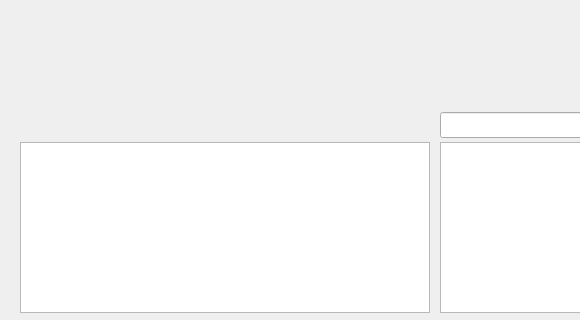
Qt form viewer/grid_viewer_mainwindow.ui (nithins/mscomplex-3d) before a commit; both pictures show x 0 to 580 and y 508 to 828 of the 817 by 828 pixel window.
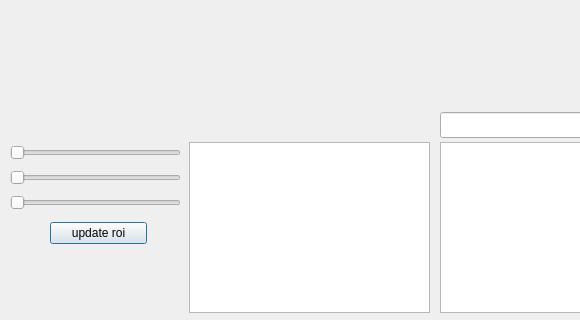
The same form after that commit. Custom widgets are drawn as their Qt base class.

Diff of the .ui file:
```diff
--- a/viewer/grid_viewer_mainwindow.ui
+++ b/viewer/grid_viewer_mainwindow.ui
@@ -32,9 +32,9 @@
   <widget class="QTableView" name="datapiece_view">
    <property name="geometry">
     <rect>
-     <x>20</x>
+     <x>189</x>
      <y>650</y>
-     <width>410</width>
+     <width>241</width>
      <height>171</height>
     </rect>
    </property>
@@ -128,7 +128,111 @@
     <bool>false</bool>
    </property>
   </widget>
+  <widget class="QxtSpanSlider" name="xroi_spanslider">
+   <property name="geometry">
+    <rect>
+     <x>10</x>
+     <y>650</y>
+     <width>171</width>
+     <height>21</height>
+    </rect>
+   </property>
+   <property name="orientation">
+    <enum>Qt::Horizontal</enum>
+   </property>
+   <property name="tickPosition">
+    <enum>QSlider::NoTicks</enum>
+   </property>
+   <property name="lowerValue">
+    <number>0</number>
+   </property>
+   <property name="upperValue">
+    <number>99</number>
+   </property>
+   <property name="upperPosition">
+    <number>99</number>
+   </property>
+   <property name="handleMovementMode">
+    <enum>QxtSpanSlider::NoOverlapping</enum>
+   </property>
+  </widget>
+  <widget class="QxtSpanSlider" name="yroi_spanslider">
+   <property name="geometry">
+    <rect>
+     <x>10</x>
+     <y>675</y>
+     <width>171</width>
+     <height>21</height>
+    </rect>
+   </property>
+   <property name="orientation">
+    <enum>Qt::Horizontal</enum>
+   </property>
+   <property name="tickPosition">
+    <enum>QSlider::NoTicks</enum>
+   </property>
+   <property name="lowerValue">
+    <number>0</number>
+   </property>
+   <property name="upperValue">
+    <number>99</number>
+   </property>
+   <property name="upperPosition">
+    <number>99</number>
+   </property>
+   <property name="handleMovementMode">
+    <enum>QxtSpanSlider::NoOverlapping</enum>
+   </property>
+  </widget>
+  <widget class="QxtSpanSlider" name="zroi_spanslider">
+   <property name="geometry">
+    <rect>
+     <x>10</x>
+     <y>700</y>
+     <width>171</width>
+     <height>21</height>
+    </rect>
+   </property>
+   <property name="orientation">
+    <enum>Qt::Horizontal</enum>
+   </property>
+   <property name="tickPosition">
+    <enum>QSlider::NoTicks</enum>
+   </property>
+   <property name="lowerValue">
+    <number>0</number>
+   </property>
+   <property name="upperValue">
+    <number>99</number>
+   </property>
+   <property name="upperPosition">
+    <number>99</number>
+   </property>
+   <property name="handleMovementMode">
+    <enum>QxtSpanSlider::NoOverlapping</enum>
+   </property>
+  </widget>
+  <widget class="QPushButton" name="update_roi_pushButton">
+   <property name="geometry">
+    <rect>
+     <x>50</x>
+     <y>730</y>
+     <width>97</width>
+     <height>22</height>
+    </rect>
+   </property>
+   <property name="text">
+    <string>update roi</string>
+   </property>
+  </widget>
  </widget>
+ <customwidgets>
+  <customwidget>
+   <class>QxtSpanSlider</class>
+   <extends>QSlider</extends>
+   <header>QxtSpanSlider</header>
+  </customwidget>
+ </customwidgets>
  <resources/>
  <connections/>
 </ui>
```
